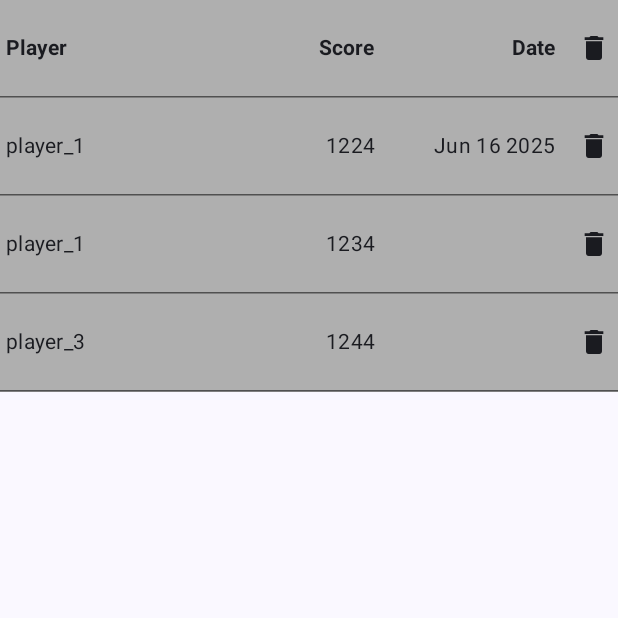
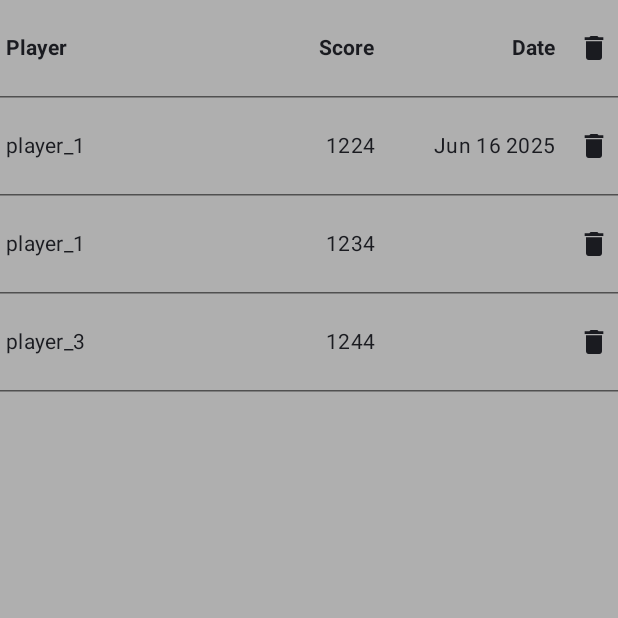
Before and after one commit to serdarselcuk/the_ball_game, an Android app built with Jetpack Compose: the composable ScoresTable called with sample values from the repository, on a phone screen of 412 x 824 dp, the top half of it. Run offline under Robolectric (Android 15) with nearby library versions, the phone set to English and light mode, and no system bars; our stand-ins replace Room's generated code.

Commit message:
crash "java.lang.IllegalArgumentException:  Can't represent a size of 264258 in Constraints" fixed

```diff
--- a/app/src/main/java/com/allfreeapps/theballgame/ui/composables/ScoreBoard.kt
+++ b/app/src/main/java/com/allfreeapps/theballgame/ui/composables/ScoreBoard.kt
@@ -3,6 +3,7 @@ package com.allfreeapps.theballgame.ui.composables
 import androidx.compose.foundation.background
 import androidx.compose.foundation.layout.Column
 import androidx.compose.foundation.layout.Row
+import androidx.compose.foundation.layout.fillMaxSize
 import androidx.compose.foundation.layout.fillMaxWidth
 import androidx.compose.foundation.layout.height
 import androidx.compose.foundation.layout.padding
@@ -29,7 +30,7 @@ import java.util.Date
 //TODO add remove all and individual records
 @Composable
 fun ScoresTable(
-    modifier: Modifier = Modifier,
+    modifier: Modifier = Modifier.fillMaxSize(),
     scores: List<Score>,
     onDeleteClicked: (Int?) -> Unit) {
 
@@ -55,7 +56,10 @@ fun ScoresTable(
             )
             HorizontalDivider(color = CellBoarderColor)
 
-            LazyColumn {
+            LazyColumn(
+                modifier = Modifier
+                    .weight(1f)
+            ) {
                 items(scores) { scoreItem ->
                     ScoreRow(
                         Modifier.wrapContentHeight(),
```
